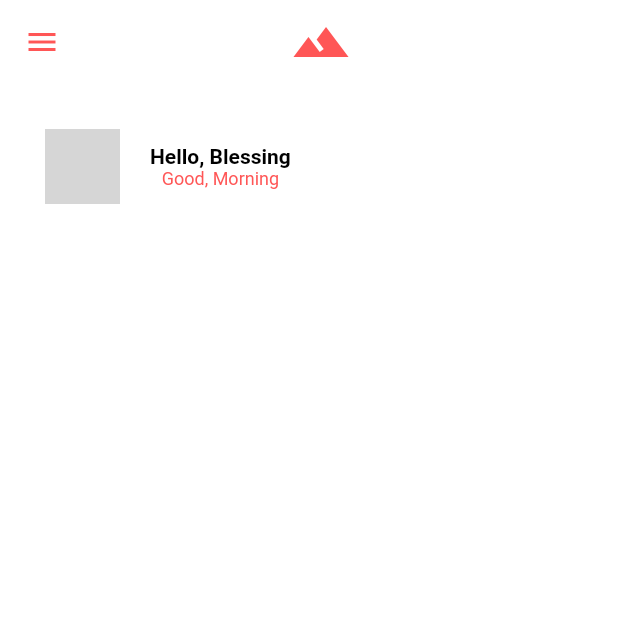
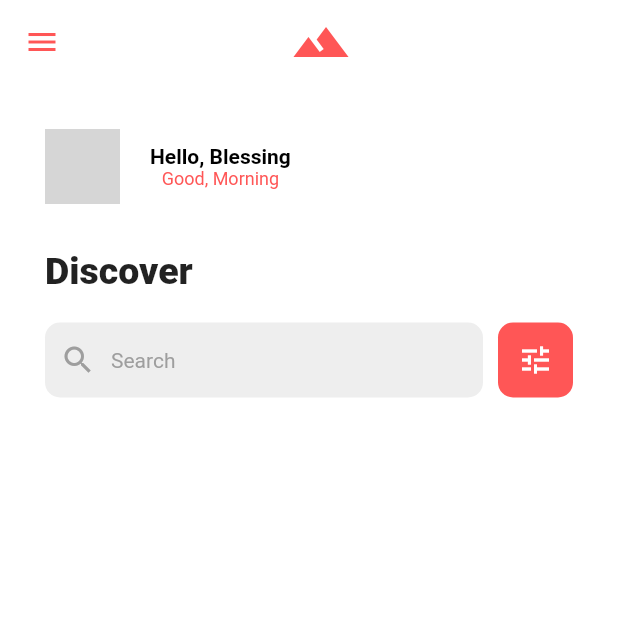
Before and after one commit to manjozib/practice_flutter, a Flutter app: the screen it shows after launch, on a phone screen of 412 x 824 dp, the top half of it. Run offline on Flutter 3.47's test engine with Material 2 defaults, Android fonts, the phone set to English and light mode, and no system bars; network calls fail; grey boxes are pictures that could not be loaded.

Commit message:
creating appSearch

```diff
--- a/lib/main.dart
+++ b/lib/main.dart
@@ -91,7 +91,8 @@
       body: Column(
         crossAxisAlignment: CrossAxisAlignment.start,
         children: [
-          AppHeader()
+          AppHeader(),
+          AppSearch()
         ],
       ),
     );
@@ -143,3 +144,69 @@
     );
   }
 }
+
+class AppSearch extends StatelessWidget {
+  const AppSearch({Key? key}) : super(key: key);
+
+  @override
+  Widget build(BuildContext context) {
+    return Container(
+      padding: EdgeInsets.all(30),
+      child: Column(
+        crossAxisAlignment: CrossAxisAlignment.start,
+        children: [
+          Text(
+            'Discover',
+            style: TextStyle(
+              fontWeight: FontWeight.w900,
+              fontSize: 25
+            ),
+          ),
+          SizedBox(height: 20,),
+          Row(
+            children: [
+              Expanded(
+                  child: Container(
+                    height: 50,
+                    padding: EdgeInsets.all(10),
+                    decoration: BoxDecoration(
+                      color: Colors.grey[200],
+                      borderRadius: BorderRadius.circular(10)
+                    ),
+                    child: Row(
+                      children: [
+                        Icon(
+                          Icons.search,
+                          color: Colors.grey,
+                        ),
+                        SizedBox(width: 10,),
+                        Text(
+                          'Search',
+                          style: TextStyle(
+                            color: Colors.grey
+                          ),
+                        )
+                      ],
+                    ),
+                  ),
+              ),
+              Container(
+                margin: EdgeInsets.only(left: 10),
+                width: 50,
+                height: 50,
+                decoration: BoxDecoration(
+                  color: mainColor,
+                  borderRadius: BorderRadius.circular(10),
+                ),
+                child: Icon(
+                  Icons.tune,
+                  color: Colors.white,
+                ),
+              )
+            ],
+          )
+        ],
+      ),
+    );
+  }
+}
```
